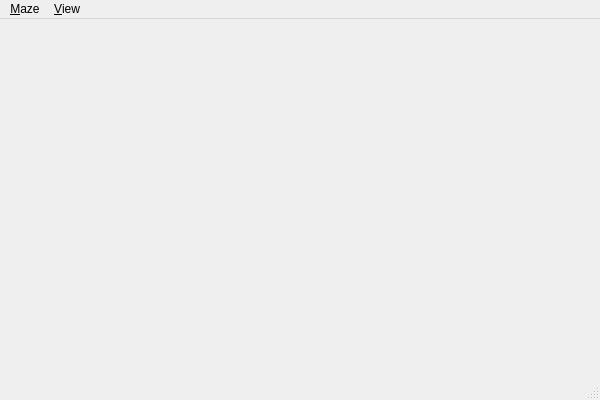
The window that gui/gui.ui (gvsuroth/CIS467Project) describes before a commit, drawn with Qt 5.
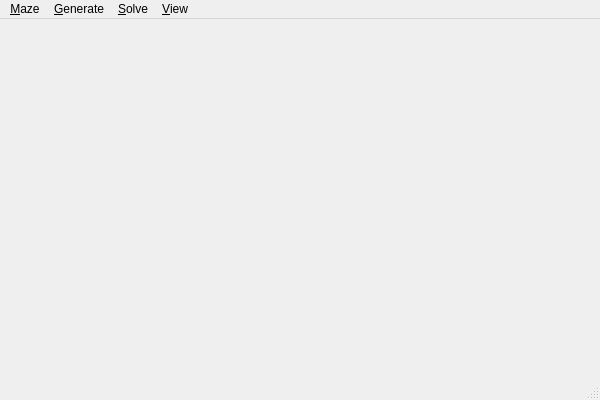
The same window after the commit.

Commit message: I think this is the first commit with the Solver class. Should have committed it earlier.

```diff
--- a/gui/gui.ui
+++ b/gui/gui.ui
@@ -26,10 +26,10 @@
      <x>0</x>
      <y>0</y>
      <width>600</width>
-     <height>23</height>
+     <height>25</height>
     </rect>
    </property>
-   <widget class="QMenu" name="menuView">
+   <widget class="QMenu" name="menu_View">
     <property name="title">
      <string>&amp;View</string>
     </property>
@@ -37,7 +37,7 @@
     <addaction name="action_Zoom_Out"/>
     <addaction name="action_Reset"/>
    </widget>
-   <widget class="QMenu" name="menuMaze">
+   <widget class="QMenu" name="menu_Maze">
     <property name="title">
      <string>&amp;Maze</string>
     </property>
@@ -50,8 +50,22 @@
     <addaction name="action_New"/>
     <addaction name="menu_Generate"/>
    </widget>
-   <addaction name="menuMaze"/>
-   <addaction name="menuView"/>
+   <widget class="QMenu" name="menu_Generator">
+    <property name="title">
+     <string>&amp;Generate</string>
+    </property>
+    <addaction name="action_Prim_s_Algorithm"/>
+   </widget>
+   <widget class="QMenu" name="menu_Solve">
+    <property name="title">
+     <string>&amp;Solve</string>
+    </property>
+    <addaction name="action_Right_Hand_Rule"/>
+   </widget>
+   <addaction name="menu_Maze"/>
+   <addaction name="menu_Generator"/>
+   <addaction name="menu_Solve"/>
+   <addaction name="menu_View"/>
   </widget>
   <widget class="QStatusBar" name="statusBar"/>
   <action name="action_Reset">
```
Left out of the diff: 22 changed lines with no effect on the pictures. The commit also changes 13 other files.
